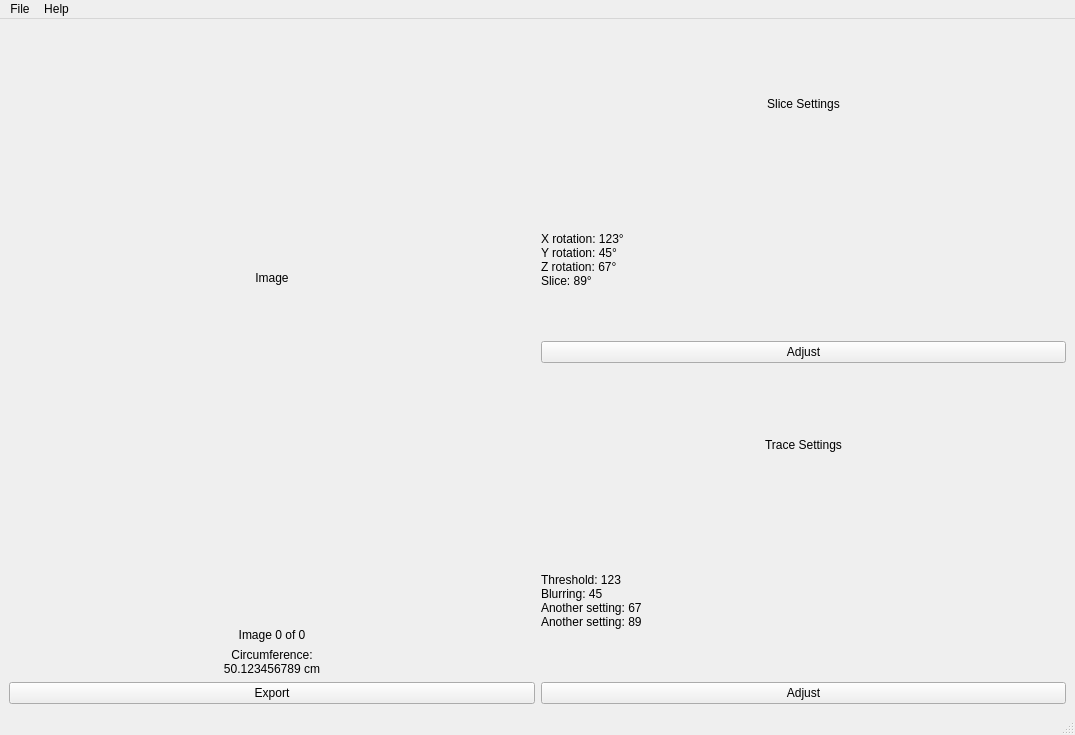
NIRALUser/NeuroRuler, file src/GUI/circumference.ui: the form before one commit.
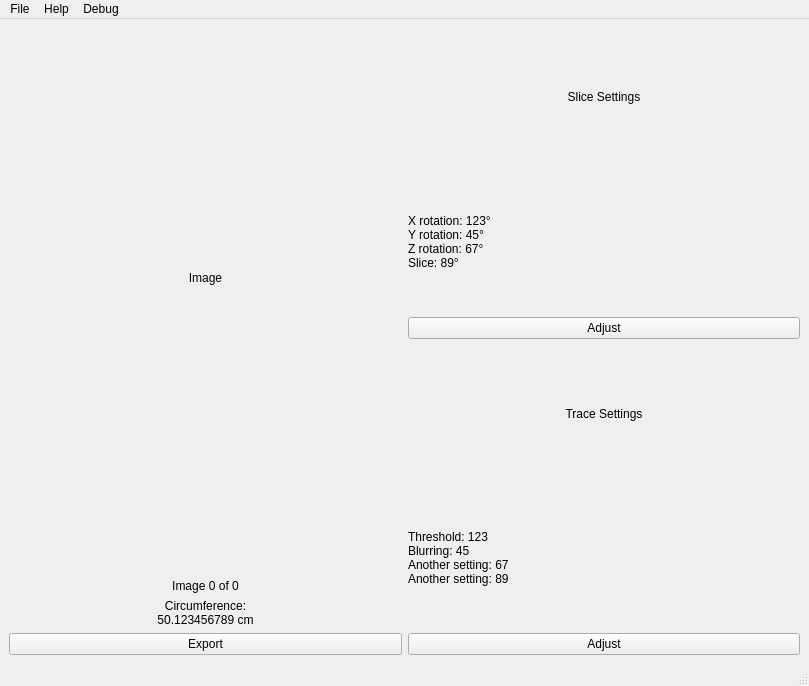
The form after the commit.

```diff
--- a/src/GUI/circumference.ui
+++ b/src/GUI/circumference.ui
@@ -6,8 +6,8 @@
    <rect>
     <x>0</x>
     <y>0</y>
-    <width>1075</width>
-    <height>735</height>
+    <width>809</width>
+    <height>686</height>
    </rect>
   </property>
   <property name="windowTitle">
@@ -165,7 +165,7 @@
     <rect>
      <x>0</x>
      <y>0</y>
-     <width>1075</width>
+     <width>809</width>
      <height>24</height>
     </rect>
    </property>
@@ -208,8 +208,22 @@
     <addaction name="action_github"/>
     <addaction name="action_documentation"/>
    </widget>
+   <widget class="QMenu" name="menu_debug">
+    <property name="toolTip">
+     <string>Tools for debugging.</string>
+    </property>
+    <property name="statusTip">
+     <string>Tools for debugging.</string>
+    </property>
+    <property name="title">
+     <string>Debug</string>
+    </property>
+    <addaction name="action_print_metadata"/>
+    <addaction name="action_print_dimensions"/>
+   </widget>
    <addaction name="menu_file"/>
    <addaction name="menu_help"/>
+   <addaction name="menu_debug"/>
   </widget>
   <widget class="QStatusBar" name="statusbar"/>
   <action name="action_open">
```
Left out of the diff: 75 changed lines with no effect on the pictures.
